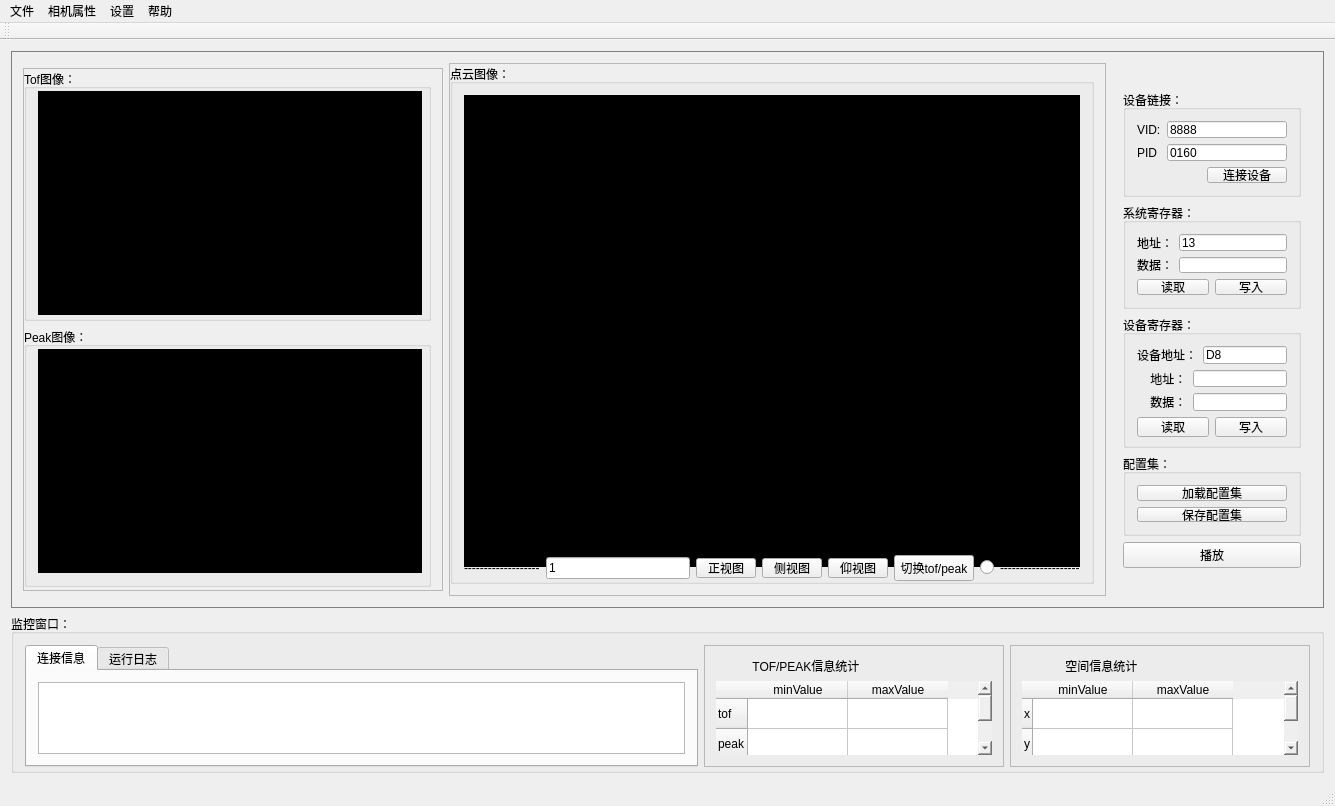
Before: the Qt Designer form mainwindow.ui in heathen557/show3DPointCloud, drawn with Qt 5.
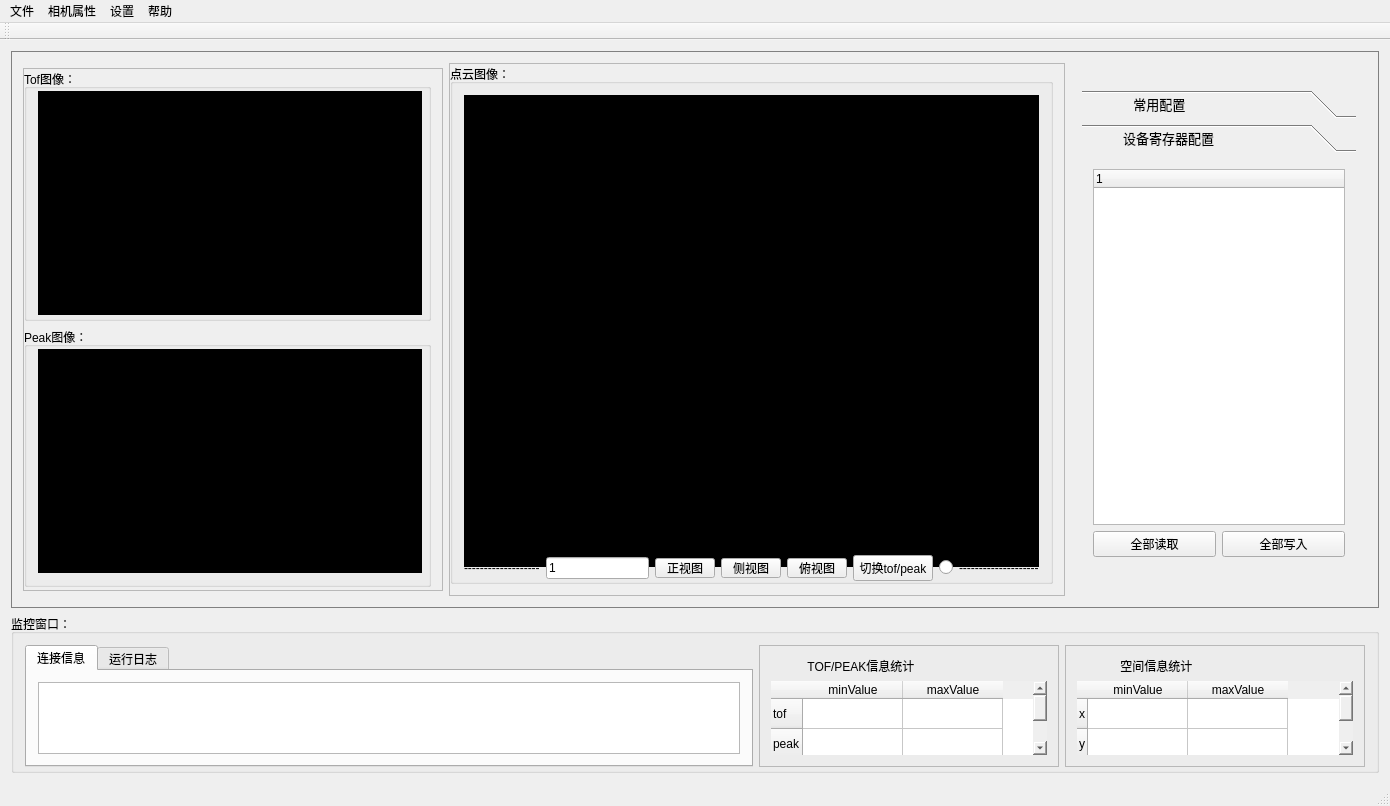
After: the same form once the commit is applied. The open tabs and pages were chosen to show the change. Icons and pictures are not drawn. Custom widgets are drawn as their Qt base class.

Commit message: 俯视图/鼠标显示； 1、俯视图更改完毕版本； 2、鼠标显示功能正常版本

Diff of the .ui file:
```diff
--- a/mainwindow.ui
+++ b/mainwindow.ui
@@ -6,7 +6,7 @@
    <rect>
     <x>0</x>
     <y>0</y>
-    <width>1335</width>
+    <width>1390</width>
     <height>806</height>
    </rect>
   </property>
@@ -272,7 +272,7 @@
                       </size>
                      </property>
                      <property name="text">
-                      <string>仰视图</string>
+                      <string>俯视图</string>
                      </property>
                     </widget>
                    </item>
@@ -320,13 +320,13 @@
            </property>
            <property name="minimumSize">
             <size>
-             <width>200</width>
+             <width>280</width>
              <height>0</height>
             </size>
            </property>
            <property name="maximumSize">
             <size>
-             <width>200</width>
+             <width>300</width>
              <height>500</height>
             </size>
            </property>
@@ -335,13 +335,37 @@
            </property>
            <layout class="QGridLayout" name="gridLayout_12">
             <item row="0" column="0">
+             <widget class="QToolBox" name="toolBox">
+              <property name="font">
+               <font>
+                <family>黑体</family>
+                <pointsize>10</pointsize>
+               </font>
+              </property>
+              <property name="currentIndex">
+               <number>0</number>
+              </property>
+              <widget class="QWidget" name="page">
+               <property name="geometry">
+                <rect>
+                 <x>0</x>
+                 <y>0</y>
+                 <width>262</width>
+                 <height>428</height>
+                </rect>
+               </property>
+               <attribute name="label">
+                <string>              常用配置</string>
+               </attribute>
+               <layout class="QGridLayout" name="gridLayout_18">
+                <item row="0" column="0">
              <layout class="QVBoxLayout" name="verticalLayout_3">
               <item>
                <widget class="QGroupBox" name="groupBox_4">
                 <property name="maximumSize">
                  <size>
                   <width>16777215</width>
-                  <height>107</height>
+                      <height>1677</height>
                  </size>
                 </property>
                 <property name="styleSheet">
@@ -422,7 +446,7 @@
                 <property name="maximumSize">
                  <size>
                   <width>16777215</width>
-                  <height>106</height>
+                      <height>200</height>
                  </size>
                 </property>
                 <property name="styleSheet">
@@ -486,106 +510,12 @@
                 </layout>
                </widget>
               </item>
-              <item>
-               <widget class="QGroupBox" name="groupBox_7">
-                <property name="minimumSize">
-                 <size>
-                  <width>0</width>
-                  <height>0</height>
-                 </size>
-                </property>
-                <property name="styleSheet">
-                 <string notr="true">font:10pt &quot;黑体&quot;;</string>
-                </property>
-                <property name="title">
-                 <string>设备寄存器：</string>
-                </property>
-                <layout class="QGridLayout" name="gridLayout_10">
-                 <item row="0" column="0">
-                  <layout class="QHBoxLayout" name="horizontalLayout_8">
-                   <item>
-                    <widget class="QLabel" name="label_5">
-                     <property name="text">
-                      <string>设备地址：</string>
-                     </property>
-                    </widget>
-                   </item>
-                   <item>
-                    <widget class="QLineEdit" name="lineEdit_3">
-                     <property name="text">
-                      <string>D8</string>
-                     </property>
-                    </widget>
-                   </item>
-                  </layout>
-                 </item>
-                 <item row="1" column="0">
-                  <layout class="QHBoxLayout" name="horizontalLayout_9">
-                   <item>
-                    <widget class="QLabel" name="label_7">
-                     <property name="text">
-                      <string>    地址：</string>
-                     </property>
-                    </widget>
-                   </item>
-                   <item>
-                    <widget class="QLineEdit" name="lineEdit_4"/>
-                   </item>
-                  </layout>
-                 </item>
-                 <item row="2" column="0">
-                  <layout class="QHBoxLayout" name="horizontalLayout_10">
-                   <item>
-                    <widget class="QLabel" name="label_8">
-                     <property name="text">
-                      <string>    数据：</string>
-                     </property>
-                    </widget>
-                   </item>
-                   <item>
-                    <widget class="QLineEdit" name="lineEdit_5"/>
-                   </item>
-                  </layout>
-                 </item>
-                 <item row="3" column="0">
-                  <layout class="QHBoxLayout" name="horizontalLayout_11">
-                   <item>
-                    <widget class="QPushButton" name="readDev_pushButton">
-                     <property name="minimumSize">
-                      <size>
-                       <width>0</width>
-                       <height>20</height>
-                      </size>
-                     </property>
-                     <property name="text">
-                      <string>读取</string>
-                     </property>
-                    </widget>
-                   </item>
-                   <item>
-                    <widget class="QPushButton" name="writeDev_pushButton">
-                     <property name="minimumSize">
-                      <size>
-                       <width>0</width>
-                       <height>20</height>
-                      </size>
-                     </property>
-                     <property name="text">
-                      <string>写入</string>
-                     </property>
-                    </widget>
-                   </item>
-                  </layout>
-                 </item>
-                </layout>
-               </widget>
-              </item>
               <item>
                <widget class="QGroupBox" name="groupBox_8">
                 <property name="maximumSize">
                  <size>
                   <width>16777215</width>
-                  <height>82</height>
+                      <height>200</height>
                  </size>
                 </property>
                 <property name="title">
@@ -617,6 +547,12 @@
                <layout class="QHBoxLayout" name="horizontalLayout_12">
                 <item>
                  <widget class="QPushButton" name="pushButton_2">
+                      <property name="maximumSize">
+                       <size>
+                        <width>16777215</width>
+                        <height>25</height>
+                       </size>
+                      </property>
                   <property name="styleSheet">
                    <string notr="true">font:10pt &quot;黑体&quot;;</string>
                   </property>
@@ -631,6 +567,51 @@
             </item>
            </layout>
           </widget>
+              <widget class="QWidget" name="page_2">
+               <property name="geometry">
+                <rect>
+                 <x>0</x>
+                 <y>0</y>
+                 <width>262</width>
+                 <height>428</height>
+                </rect>
+               </property>
+               <attribute name="label">
+                <string>           设备寄存器配置</string>
+               </attribute>
+               <layout class="QGridLayout" name="gridLayout_19">
+                <item row="0" column="0" colspan="2">
+                 <widget class="QTreeWidget" name="treeWidget">
+                  <property name="styleSheet">
+                   <string notr="true">font: 9pt &quot;Times New Roman&quot;;</string>
+                  </property>
+                  <column>
+                   <property name="text">
+                    <string notr="true">1</string>
+                   </property>
+                  </column>
+                 </widget>
+                </item>
+                <item row="1" column="0">
+                 <widget class="QPushButton" name="getALL_pushButton">
+                  <property name="text">
+                   <string>全部读取</string>
+                  </property>
+                 </widget>
+                </item>
+                <item row="1" column="1">
+                 <widget class="QPushButton" name="setAll_pushButton">
+                  <property name="text">
+                   <string>全部写入</string>
+                  </property>
+                 </widget>
+                </item>
+               </layout>
+              </widget>
+             </widget>
+            </item>
+           </layout>
+          </widget>
          </item>
         </layout>
        </item>
@@ -834,7 +815,7 @@
     <rect>
      <x>0</x>
      <y>0</y>
-     <width>1335</width>
+     <width>1390</width>
      <height>23</height>
     </rect>
    </property>
```
Lines whose indentation alone changed are shown as unchanged. The commit also changes 9 other files.
